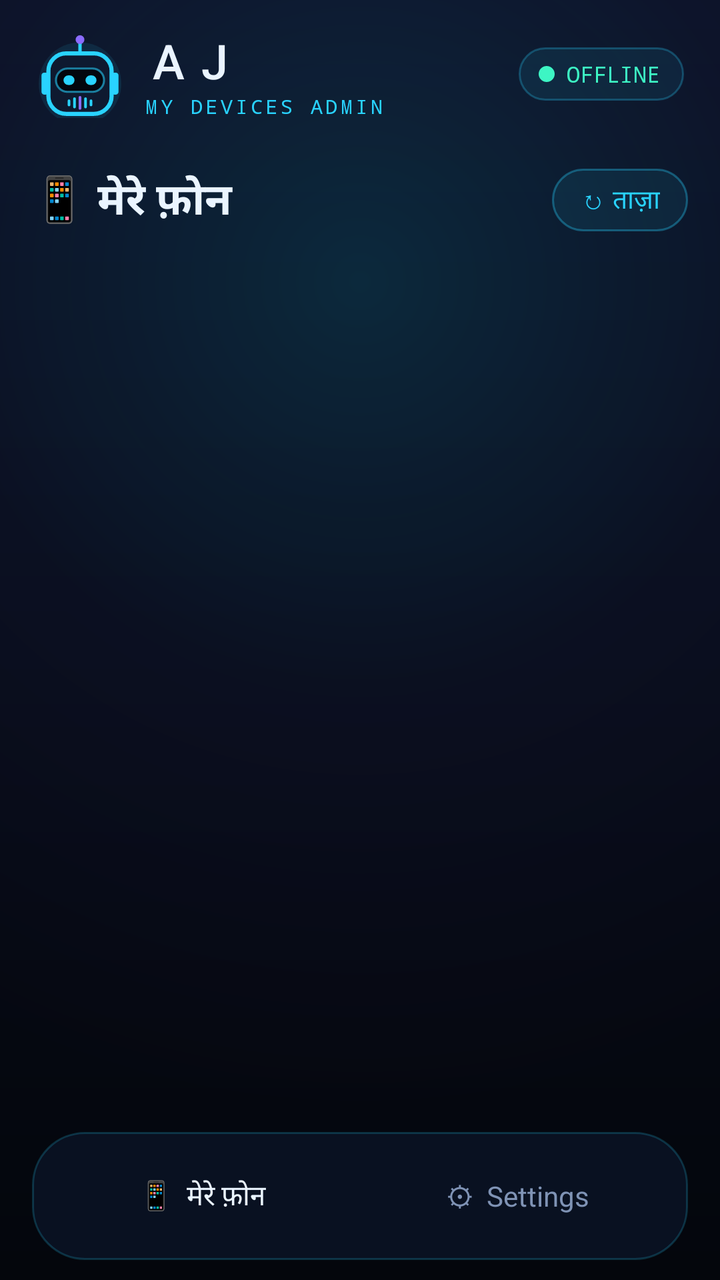
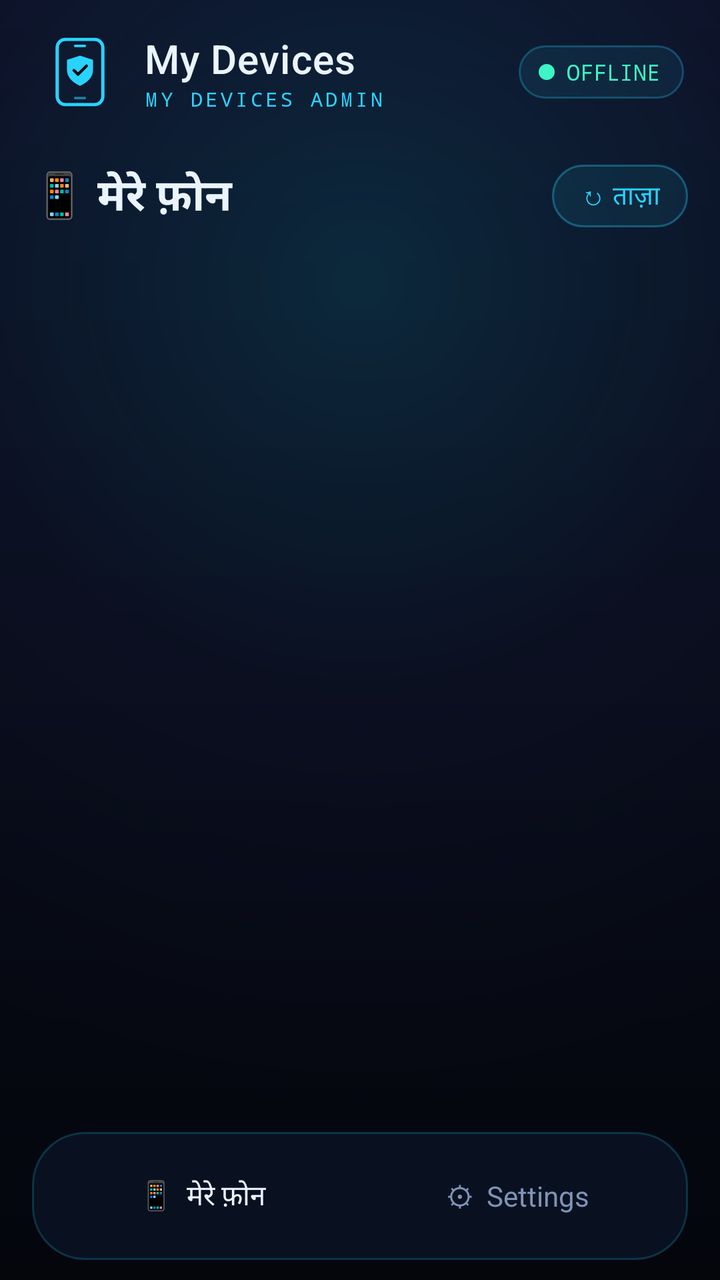

Two renders of the same Android screen: before a commit and after it. Below are the layout's source before the change and the commit's diff.
<!-- AndroidManifest.xml: application theme Theme.AJ -->
<!-- res/layout/activity_main.xml -->
<?xml version="1.0" encoding="utf-8"?>
<LinearLayout xmlns:android="http://schemas.android.com/apk/res/android"
    android:layout_width="match_parent"
    android:layout_height="match_parent"
    android:background="@drawable/bg_screen"
    android:fitsSystemWindows="true"
    android:orientation="vertical">

    
    <LinearLayout
        android:layout_width="match_parent"
        android:layout_height="wrap_content"
        android:gravity="center_vertical"
        android:orientation="horizontal"
        android:paddingStart="18dp"
        android:paddingTop="14dp"
        android:paddingEnd="18dp"
        android:paddingBottom="8dp">

        <ImageView
            android:layout_width="44dp"
            android:layout_height="44dp"
            android:contentDescription="AJ"
            android:src="@drawable/ic_robot" />

        <LinearLayout
            android:layout_width="0dp"
            android:layout_height="wrap_content"
            android:layout_marginStart="10dp"
            android:layout_weight="1"
            android:orientation="vertical">

            <TextView
                android:layout_width="wrap_content"
                android:layout_height="wrap_content"
                android:fontFamily="sans-serif-medium"
                android:letterSpacing="0.35"
                android:text="AJ"
                android:textColor="@color/text"
                android:textSize="24sp" />

            <TextView
                android:layout_width="wrap_content"
                android:layout_height="wrap_content"
                android:fontFamily="monospace"
                android:letterSpacing="0.15"
                android:text="MY DEVICES ADMIN"
                android:textColor="@color/cyan"
                android:textSize="10sp" />
        </LinearLayout>

        <LinearLayout
            android:layout_width="wrap_content"
            android:layout_height="wrap_content"
            android:background="@drawable/bg_status"
            android:gravity="center_vertical"
            android:orientation="horizontal"
            android:paddingStart="10dp"
            android:paddingTop="6dp"
            android:paddingEnd="12dp"
            android:paddingBottom="6dp">

            <View
                android:id="@+id/statusDot"
                android:layout_width="8dp"
                android:layout_height="8dp"
                android:background="@drawable/bg_dot" />

            <TextView
                android:id="@+id/statusChipText"
                android:layout_width="wrap_content"
                android:layout_height="wrap_content"
                android:layout_marginStart="6dp"
                android:fontFamily="monospace"
                android:text="OFFLINE"
                android:textColor="@color/mint"
                android:textSize="11sp" />
        </LinearLayout>
    </LinearLayout>

    <FrameLayout
        android:layout_width="match_parent"
        android:layout_height="0dp"
        android:layout_weight="1">

        
        <ScrollView
            android:id="@+id/pageDevices"
            android:layout_width="match_parent"
            android:layout_height="match_parent"
            android:fillViewport="true">

            <LinearLayout
                android:layout_width="match_parent"
                android:layout_height="wrap_content"
                android:orientation="vertical"
                android:padding="16dp">

                <LinearLayout
                    android:layout_width="match_parent"
                    android:layout_height="wrap_content"
                    android:gravity="center_vertical"
                    android:orientation="horizontal">

                    <TextView
                        android:layout_width="0dp"
                        android:layout_height="wrap_content"
                        android:layout_weight="1"
                        android:text="📱 मेरे फ़ोन"
                        android:textColor="@color/text"
                        android:textSize="22sp"
                        android:textStyle="bold" />

                    <TextView
                        android:id="@+id/refreshButton"
                        android:layout_width="wrap_content"
                        android:layout_height="wrap_content"
                        android:background="@drawable/bg_chip"
                        android:clickable="true"
                        android:focusable="true"
                        android:paddingStart="14dp"
                        android:paddingTop="6dp"
                        android:paddingEnd="14dp"
                        android:paddingBottom="6dp"
                        android:text="↻ ताज़ा"
                        android:textColor="@color/cyan"
                        android:textSize="13sp" />
                </LinearLayout>

                <LinearLayout
                    android:id="@+id/devicesBox"
                    android:layout_width="match_parent"
                    android:layout_height="wrap_content"
                    android:layout_marginTop="4dp"
                    android:orientation="vertical" />
            </LinearLayout>
        </ScrollView>

        
        <ScrollView
            android:id="@+id/pageSettings"
            android:layout_width="match_parent"
            android:layout_height="match_parent"
            android:fillViewport="true"
            android:visibility="gone">

            <LinearLayout
                android:layout_width="match_parent"
                android:layout_height="wrap_content"
                android:orientation="vertical"
                android:padding="16dp">

                <TextView
                    android:layout_width="match_parent"
                    android:layout_height="wrap_content"
                    android:text="⚙ Settings"
                    android:textColor="@color/text"
                    android:textSize="22sp"
                    android:textStyle="bold" />

                <LinearLayout
                    android:layout_width="match_parent"
                    android:layout_height="wrap_content"
                    android:layout_marginTop="16dp"
                    android:background="@drawable/bg_card"
                    android:orientation="vertical"
                    android:padding="16dp">

                    <TextView
                        android:layout_width="match_parent"
                        android:layout_height="wrap_content"
                        android:text="☁️ Cloud login"
                        android:textColor="@color/cyan"
                        android:textSize="17sp"
                        android:textStyle="bold" />

                    <LinearLayout
                        android:id="@+id/cloudBox"
                        android:layout_width="match_parent"
                        android:layout_height="wrap_content"
                        android:layout_marginTop="6dp"
                        android:orientation="vertical" />
                </LinearLayout>

                <LinearLayout
                    android:layout_width="match_parent"
                    android:layout_height="wrap_content"
                    android:layout_marginTop="16dp"
                    android:layout_marginBottom="16dp"
                    android:background="@drawable/bg_card"
                    android:orientation="vertical"
                    android:padding="16dp">

                    <TextView
                        android:layout_width="match_parent"
                        android:layout_height="wrap_content"
                        android:text="🔐 Permissions"
                        android:textColor="@color/cyan"
                        android:textSize="17sp"
                        android:textStyle="bold" />

                    <LinearLayout
                        android:id="@+id/permBox"
                        android:layout_width="match_parent"
                        android:layout_height="wrap_content"
                        android:layout_marginTop="6dp"
                        android:orientation="vertical" />
                </LinearLayout>
            </LinearLayout>
        </ScrollView>
    </FrameLayout>

    
    <LinearLayout
        android:layout_width="match_parent"
        android:layout_height="64dp"
        android:layout_marginStart="16dp"
        android:layout_marginEnd="16dp"
        android:layout_marginBottom="10dp"
        android:background="@drawable/bg_nav"
        android:gravity="center_vertical"
        android:orientation="horizontal"
        android:padding="6dp">

        <TextView
            android:id="@+id/navDevices"
            android:layout_width="0dp"
            android:layout_height="match_parent"
            android:layout_weight="1"
            android:gravity="center"
            android:text="📱  मेरे फ़ोन"
            android:textColor="@color/text"
            android:textSize="14sp" />

        <TextView
            android:id="@+id/navSettings"
            android:layout_width="0dp"
            android:layout_height="match_parent"
            android:layout_weight="1"
            android:gravity="center"
            android:text="⚙  Settings"
            android:textColor="@color/text_dim"
            android:textSize="14sp" />
    </LinearLayout>
</LinearLayout>
<!-- resources referenced by this layout -->
<resources>
  <color name="cyan">#29D3FF</color>
  <color name="mint">#3DF5C4</color>
  <color name="text">#EAF4FF</color>
  <color name="text_dim">#7F93B5</color>
  <!-- drawable bg_card (drawable) -->
  <?xml version="1.0" encoding="utf-8"?>
  <shape xmlns:android="http://schemas.android.com/apk/res/android" android:shape="rectangle">
      <gradient android:angle="315" android:startColor="#E6101C34" android:endColor="#E60A1222" />
      <stroke android:width="1dp" android:color="#3329D3FF" />
      <corners android:radius="22dp" />
  </shape>
  <!-- drawable bg_chip (drawable) -->
  <?xml version="1.0" encoding="utf-8"?>
  <shape xmlns:android="http://schemas.android.com/apk/res/android" android:shape="rectangle">
      <solid android:color="#1429D3FF" />
      <stroke android:width="1dp" android:color="#5529D3FF" />
      <corners android:radius="100dp" />
  </shape>
  <!-- drawable bg_dot (drawable) -->
  <?xml version="1.0" encoding="utf-8"?>
  <shape xmlns:android="http://schemas.android.com/apk/res/android" android:shape="oval">
      <solid android:color="#3DF5C4" />
  </shape>
  <!-- drawable bg_nav (drawable) -->
  <?xml version="1.0" encoding="utf-8"?>
  <shape xmlns:android="http://schemas.android.com/apk/res/android" android:shape="rectangle">
      <solid android:color="#F20A1222" />
      <stroke android:width="1dp" android:color="#3329D3FF" />
      <corners android:radius="26dp" />
  </shape>
  <!-- drawable bg_status (drawable) -->
  <?xml version="1.0" encoding="utf-8"?>
  <shape xmlns:android="http://schemas.android.com/apk/res/android" android:shape="rectangle">
      <solid android:color="#1429D3FF" />
      <stroke android:width="1dp" android:color="#4429D3FF" />
      <corners android:radius="100dp" />
  </shape>
  <!-- drawable ic_robot: vector/xml drawable (drawable, 2573 chars, omitted) -->
  <color name="cyan_dim">#1B7FA0</color>
  <color name="bg">#04060C</color>
  <style name="AJ.Button" parent="Widget.MaterialComponents.Button.OutlinedButton">
          <item name="cornerRadius">14dp</item>
          <item name="strokeColor">@color/card_stroke</item>
          <item name="strokeWidth">1dp</item>
          <item name="backgroundTint">@color/cyan_soft</item>
          <item name="android:textColor">@color/cyan</item>
          <item name="android:textAllCaps">false</item>
          <item name="android:textSize">14sp</item>
          <item name="android:insetTop">2dp</item>
          <item name="android:insetBottom">2dp</item>
          <item name="android:minHeight">48dp</item>
      </style>
  <style name="AJ.Dialog" parent="ThemeOverlay.MaterialComponents.Dialog.Alert">
          <item name="colorPrimary">@color/cyan</item>
          <item name="colorSurface">#0E1A30</item>
          <item name="android:textColorPrimary">@color/text</item>
          <item name="android:textColorSecondary">@color/text_dim</item>
      </style>
  <color name="card_stroke">#3329D3FF</color>
  <color name="cyan_soft">#1A29D3FF</color>
  <!-- unchanged entries left out for length: 2 -->
</resources>

<!-- the commit's change to res/layout/activity_main.xml (unified diff, before → after) -->
@@ -20,8 +20,8 @@
         <ImageView
             android:layout_width="44dp"
             android:layout_height="44dp"
-            android:contentDescription="AJ"
-            android:src="@drawable/ic_robot" />
+            android:contentDescription="My Devices"
+            android:src="@drawable/ic_logo" />
 
         <LinearLayout
             android:layout_width="0dp"
@@ -34,10 +34,10 @@
                 android:layout_width="wrap_content"
                 android:layout_height="wrap_content"
                 android:fontFamily="sans-serif-medium"
-                android:letterSpacing="0.35"
-                android:text="AJ"
+                android:letterSpacing="0.02"
+                android:text="My Devices"
                 android:textColor="@color/text"
-                android:textSize="24sp" />
+                android:textSize="20sp" />
 
             <TextView
                 android:layout_width="wrap_content"
@@ -201,6 +201,30 @@
 
                     <LinearLayout
                         android:id="@+id/permBox"
+                        android:layout_width="match_parent"
+                        android:layout_height="wrap_content"
+                        android:layout_marginTop="6dp"
+                        android:orientation="vertical" />
+                </LinearLayout>
+
+                <LinearLayout
+                    android:layout_width="match_parent"
+                    android:layout_height="wrap_content"
+                    android:layout_marginBottom="16dp"
+                    android:background="@drawable/bg_card"
+                    android:orientation="vertical"
+                    android:padding="16dp">
+
+                    <TextView
+                        android:layout_width="match_parent"
+                        android:layout_height="wrap_content"
+                        android:text="🔒 App lock"
+                        android:textColor="@color/cyan"
+                        android:textSize="17sp"
+                        android:textStyle="bold" />
+
+                    <LinearLayout
+                        android:id="@+id/lockBox"
                         android:layout_width="match_parent"
                         android:layout_height="wrap_content"
                         android:layout_marginTop="6dp"
<!-- resource entries referenced after the edit -->
@@ -37,7 +37,26 @@
       <stroke android:width="1dp" android:color="#4429D3FF" />
       <corners android:radius="100dp" />
   </shape>
-  <!-- drawable ic_robot: vector/xml drawable (drawable, 2573 chars, omitted) -->
+  <!-- drawable ic_logo (drawable) -->
+  <?xml version="1.0" encoding="utf-8"?>
+  <vector xmlns:android="http://schemas.android.com/apk/res/android"
+      android:width="108dp" android:height="108dp"
+      android:viewportWidth="108" android:viewportHeight="108">
+      
+      <path android:pathData="M36,14 H72 A10,10 0 0 1 82,24 V84 A10,10 0 0 1 72,94 H36 A10,10 0 0 1 26,84 V24 A10,10 0 0 1 36,14 Z"
+          android:fillColor="#0E1A30" android:strokeColor="#29D3FF" android:strokeWidth="4" />
+      
+      <path android:pathData="M48,22 H60" android:strokeColor="#29D3FF" android:strokeWidth="3" android:strokeLineCap="round" />
+      
+      <path android:pathData="M54,34 L70,39 V51 C70,61 63,67 54,71 C45,67 38,61 38,51 V39 Z"
+          android:fillColor="#29D3FF" />
+      
+      <path android:pathData="M46.5,52 L51.5,57 L62,46.5"
+          android:strokeColor="#04060C" android:strokeWidth="3.5"
+          android:strokeLineCap="round" android:strokeLineJoin="round" />
+      
+      <path android:pathData="M48,86 H60" android:strokeColor="#1B7FA0" android:strokeWidth="3" android:strokeLineCap="round" />
+  </vector>
   <color name="cyan_dim">#1B7FA0</color>
   <color name="bg">#04060C</color>
   <style name="AJ.Button" parent="Widget.MaterialComponents.Button.OutlinedButton">
